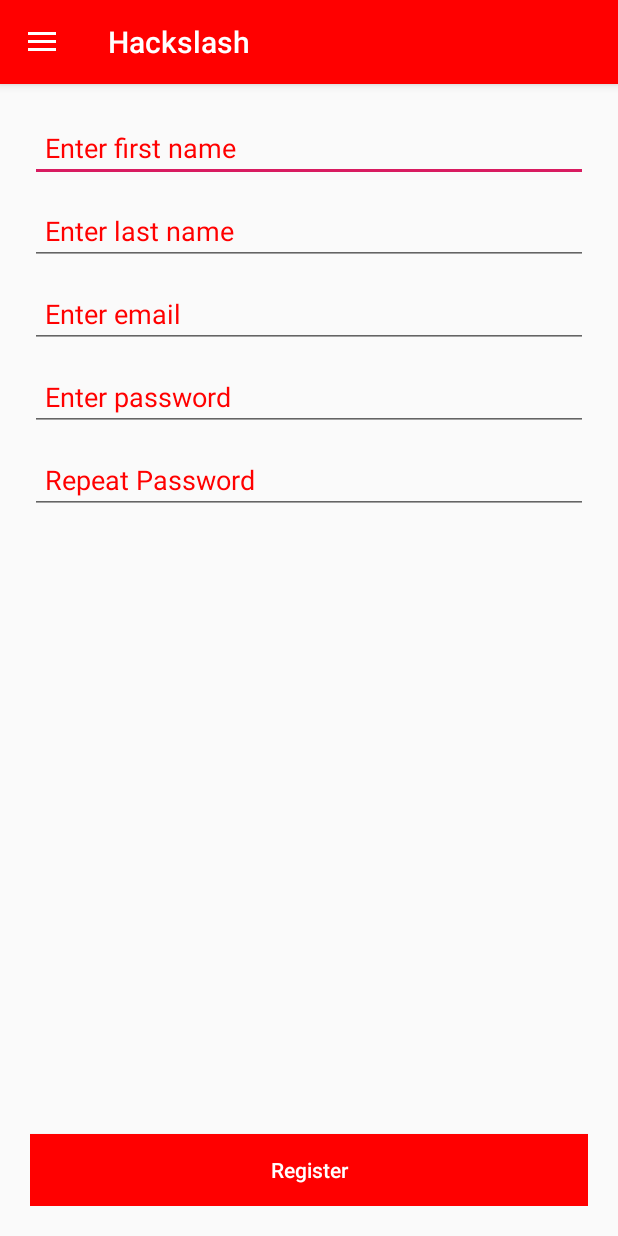
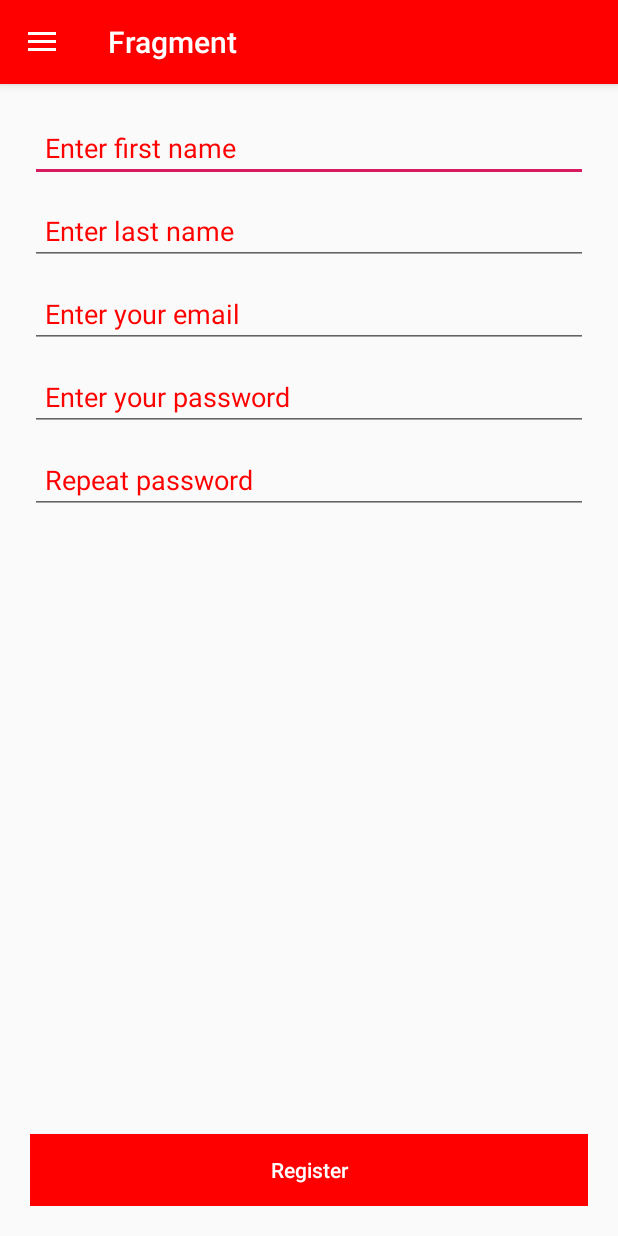
Before and after one commit to hacks1ash/MobileApplicatoinsHomeWork, an Android app: the fragment GameFragment placed in its activity, in the side drawer, after a tap on "Register", on a phone screen of 412 x 824 dp. Run offline under Robolectric (Android 15) with nearby library versions, the phone set to English and light mode, and no system bars.

```diff
--- a/FragmentApp/app/src/main/java/com/example/hackslash/fragmentapp/GalleryFragment.kt
+++ b/FragmentApp/app/src/main/java/com/example/hackslash/fragmentapp/GalleryFragment.kt
@@ -18,9 +18,7 @@ class GalleryFragment : Fragment() {
     override fun onActivityCreated(savedInstanceState: Bundle?) {
         super.onActivityCreated(savedInstanceState)
 
-        photo_activity_gallery.setImageResource(R.mipmap.lc_mario)
-
-        photobutton.setOnClickListener {
+        photoButton.setOnClickListener {
             if (photo) {
                 photo_activity_gallery.setImageResource(R.mipmap.lc_mario)
                 photo = false
--- a/FragmentApp/app/src/main/java/com/example/hackslash/fragmentapp/GameFragment.kt
+++ b/FragmentApp/app/src/main/java/com/example/hackslash/fragmentapp/GameFragment.kt
@@ -24,15 +24,15 @@ class GameFragment : Fragment() {
     }
 
     private fun checkClick() {
-        gameFragamentBtn1.setOnClickListener { clickButtons(gameFragamentBtn1);checkWinner() }
-        gameFragamentBtn2.setOnClickListener { clickButtons(gameFragamentBtn2);checkWinner() }
-        gameFragamentBtn3.setOnClickListener { clickButtons(gameFragamentBtn3);checkWinner() }
-        gameFragamentBtn4.setOnClickListener { clickButtons(gameFragamentBtn4);checkWinner() }
-        gameFragamentBtn5.setOnClickListener { clickButtons(gameFragamentBtn5);checkWinner() }
-        gameFragamentBtn6.setOnClickListener { clickButtons(gameFragamentBtn6);checkWinner() }
-        gameFragamentBtn7.setOnClickListener { clickButtons(gameFragamentBtn7);checkWinner() }
-        gameFragamentBtn8.setOnClickListener { clickButtons(gameFragamentBtn8);checkWinner() }
-        gameFragamentBtn9.setOnClickListener { clickButtons(gameFragamentBtn9);checkWinner() }
+        gameFragmentBtn1.setOnClickListener { clickButtons(gameFragmentBtn1);checkWinner() }
+        gameFragmentBtn2.setOnClickListener { clickButtons(gameFragmentBtn2);checkWinner() }
+        gameFragmentBtn3.setOnClickListener { clickButtons(gameFragmentBtn3);checkWinner() }
+        gameFragmentBtn4.setOnClickListener { clickButtons(gameFragmentBtn4);checkWinner() }
+        gameFragmentBtn5.setOnClickListener { clickButtons(gameFragmentBtn5);checkWinner() }
+        gameFragmentBtn6.setOnClickListener { clickButtons(gameFragmentBtn6);checkWinner() }
+        gameFragmentBtn7.setOnClickListener { clickButtons(gameFragmentBtn7);checkWinner() }
+        gameFragmentBtn8.setOnClickListener { clickButtons(gameFragmentBtn8);checkWinner() }
+        gameFragmentBtn9.setOnClickListener { clickButtons(gameFragmentBtn9);checkWinner() }
     }
 
     private fun clickButtons(button: Button) {
@@ -48,55 +48,55 @@ class GameFragment : Fragment() {
     }
 
     private fun checkWinner() {
-        if (gameFragamentBtn1.text.toString().equals(gameFragamentBtn2.text.toString()) && gameFragamentBtn1.text.toString().equals(
-                gameFragamentBtn3.text.toString()
+        if (gameFragmentBtn1.text.toString().equals(gameFragmentBtn2.text.toString()) && gameFragmentBtn1.text.toString().equals(
+                gameFragmentBtn3.text.toString()
             )
         ) {
-            checkEmpty(gameFragamentBtn1, gameFragamentBtn2, gameFragamentBtn3)
-        } else if (gameFragamentBtn4.text.toString().equals(gameFragamentBtn5.text.toString()) && gameFragamentBtn4.text.toString().equals(
-                gameFragamentBtn6.text.toString()
+            checkEmpty(gameFragmentBtn1, gameFragmentBtn2, gameFragmentBtn3)
+        } else if (gameFragmentBtn4.text.toString().equals(gameFragmentBtn5.text.toString()) && gameFragmentBtn4.text.toString().equals(
+                gameFragmentBtn6.text.toString()
             )
         ) {
-            checkEmpty(gameFragamentBtn4, gameFragamentBtn5, gameFragamentBtn6)
-        } else if (gameFragamentBtn7.text.toString().equals(gameFragamentBtn8.text.toString()) && gameFragamentBtn7.text.toString().equals(
-                gameFragamentBtn9.text.toString()
+            checkEmpty(gameFragmentBtn4, gameFragmentBtn5, gameFragmentBtn6)
+        } else if (gameFragmentBtn7.text.toString().equals(gameFragmentBtn8.text.toString()) && gameFragmentBtn7.text.toString().equals(
+                gameFragmentBtn9.text.toString()
             )
         ) {
-            checkEmpty(gameFragamentBtn7, gameFragamentBtn8, gameFragamentBtn9)
-        } else if (gameFragamentBtn1.text.toString().equals(gameFragamentBtn4.text.toString()) && gameFragamentBtn1.text.toString().equals(
-                gameFragamentBtn7.text.toString()
+            checkEmpty(gameFragmentBtn7, gameFragmentBtn8, gameFragmentBtn9)
+        } else if (gameFragmentBtn1.text.toString().equals(gameFragmentBtn4.text.toString()) && gameFragmentBtn1.text.toString().equals(
+                gameFragmentBtn7.text.toString()
             )
         ) {
-            checkEmpty(gameFragamentBtn1, gameFragamentBtn4, gameFragamentBtn7)
-        } else if (gameFragamentBtn2.text.toString().equals(gameFragamentBtn5.text.toString()) && gameFragamentBtn2.text.toString().equals(
-                gameFragamentBtn8.text.toString()
+            checkEmpty(gameFragmentBtn1, gameFragmentBtn4, gameFragmentBtn7)
+        } else if (gameFragmentBtn2.text.toString().equals(gameFragmentBtn5.text.toString()) && gameFragmentBtn2.text.toString().equals(
+                gameFragmentBtn8.text.toString()
             )
         ) {
-            checkEmpty(gameFragamentBtn2, gameFragamentBtn5, gameFragamentBtn8)
-        } else if (gameFragamentBtn3.text.toString().equals(gameFragamentBtn6.text.toString()) && gameFragamentBtn3.text.toString().equals(
-                gameFragamentBtn9.text.toString()
+            checkEmpty(gameFragmentBtn2, gameFragmentBtn5, gameFragmentBtn8)
+        } else if (gameFragmentBtn3.text.toString().equals(gameFragmentBtn6.text.toString()) && gameFragmentBtn3.text.toString().equals(
+                gameFragmentBtn9.text.toString()
             )
         ) {
-            checkEmpty(gameFragamentBtn3, gameFragamentBtn6, gameFragamentBtn9)
-        } else if (gameFragamentBtn1.text.toString().equals(gameFragamentBtn5.text.toString()) && gameFragamentBtn1.text.toString().equals(
-                gameFragamentBtn9.text.toString()
+            checkEmpty(gameFragmentBtn3, gameFragmentBtn6, gameFragmentBtn9)
+        } else if (gameFragmentBtn1.text.toString().equals(gameFragmentBtn5.text.toString()) && gameFragmentBtn1.text.toString().equals(
+                gameFragmentBtn9.text.toString()
             )
         ) {
-            checkEmpty(gameFragamentBtn1, gameFragamentBtn5, gameFragamentBtn9)
-        } else if (gameFragamentBtn3.text.toString().equals(gameFragamentBtn5.text.toString()) && gameFragamentBtn3.text.toString().equals(
-                gameFragamentBtn7.text.toString()
+            checkEmpty(gameFragmentBtn1, gameFragmentBtn5, gameFragmentBtn9)
+        } else if (gameFragmentBtn3.text.toString().equals(gameFragmentBtn5.text.toString()) && gameFragmentBtn3.text.toString().equals(
+                gameFragmentBtn7.text.toString()
             )
         ) {
-            checkEmpty(gameFragamentBtn3, gameFragamentBtn5, gameFragamentBtn7)
+            checkEmpty(gameFragmentBtn3, gameFragmentBtn5, gameFragmentBtn7)
         }
     }
 
     private fun checkEmpty(btn1: Button, btn2: Button, btn3: Button) {
         if (!btn1.text.toString().isEmpty() && !btn2.text.toString().isEmpty() && !btn3.text.toString().isEmpty()) {
             if (btn1.text.toString().equals("X")) {
-                Toast.makeText(activity, "Player 1 is the Winner", Toast.LENGTH_LONG).show()
+                Toast.makeText(activity, R.string.first_player_winner, Toast.LENGTH_LONG).show()
             } else {
-                Toast.makeText(activity, "Player 2 is the Winner", Toast.LENGTH_LONG).show()
+                Toast.makeText(activity, R.string.second_player_winner, Toast.LENGTH_LONG).show()
             }
         }
     }
--- a/FragmentApp/app/src/main/res/layout/activity_main.xml
+++ b/FragmentApp/app/src/main/res/layout/activity_main.xml
@@ -20,6 +20,6 @@
             android:layout_gravity="start"
             android:fitsSystemWindows="true"
             app:headerLayout="@layout/navigation_header"
-    app:menu="@menu/main_menu"/>
+            app:menu="@menu/main_menu"/>
 
 </android.support.v4.widget.DrawerLayout>
--- a/FragmentApp/app/src/main/res/layout/application_bar.xml
+++ b/FragmentApp/app/src/main/res/layout/application_bar.xml
@@ -16,7 +16,7 @@
                 android:id="@+id/toolbar"
                 android:layout_width="match_parent"
                 android:layout_height="?attr/actionBarSize"
-                android:background="#FF0000"
+                android:background="@color/colorPrimary"
                 app:popupTheme="@style/AppTheme.PopupOverlay"/>
 
     </android.support.design.widget.AppBarLayout>
--- a/FragmentApp/app/src/main/res/layout/fragment_gallery.xml
+++ b/FragmentApp/app/src/main/res/layout/fragment_gallery.xml
@@ -2,7 +2,6 @@
 <FrameLayout
         xmlns:android="http://schemas.android.com/apk/res/android"
         xmlns:tools="http://schemas.android.com/tools"
-        xmlns:app="http://schemas.android.com/apk/res-auto"
         android:layout_width="match_parent"
         android:layout_height="match_parent"
         android:id="@+id/galleryFragmentLayout"
@@ -10,13 +9,14 @@
     <ImageView
             android:layout_gravity="center"
             android:id="@+id/photo_activity_gallery"
+            android:src="@mipmap/lc_mario"
             android:layout_width="wrap_content"
             android:layout_height="wrap_content"/>
 
     <Button
             android:layout_gravity="bottom|center_horizontal"
-            android:id="@+id/photobutton"
-            android:text="Next"
+            android:id="@+id/photoButton"
+            android:text="@string/next_image_btn"
             android:layout_width="wrap_content"
             android:layout_height="wrap_content"/>
 </FrameLayout>
--- a/FragmentApp/app/src/main/res/layout/fragment_register.xml
+++ b/FragmentApp/app/src/main/res/layout/fragment_register.xml
@@ -2,7 +2,6 @@
 <FrameLayout
         xmlns:android="http://schemas.android.com/apk/res/android"
         xmlns:tools="http://schemas.android.com/tools"
-        xmlns:app="http://schemas.android.com/apk/res-auto"
         android:orientation="vertical"
         android:layout_marginTop="20dp"
         android:layout_marginBottom="20dp"
@@ -19,51 +18,56 @@
             android:layout_height="wrap_content">
         <EditText
                 android:paddingLeft="10dp"
+                android:paddingRight="10dp"
                 android:textColorHint="#FF0000"
                 android:maxLines="1"
                 android:inputType="text"
                 android:id="@+id/firstnameRegisterEditText"
-                android:hint="Enter first name"
+                android:hint="@string/first_name_input"
                 android:layout_width="match_parent"
                 android:layout_height="wrap_content"/>
         <EditText
                 android:layout_marginTop="10dp"
                 android:paddingLeft="10dp"
+                android:paddingRight="10dp"
                 android:textColorHint="#FF0000"
                 android:maxLines="1"
                 android:inputType="text"
                 android:id="@+id/lastnameRegisterEditText"
-                android:hint="Enter last name"
+                android:hint="@string/last_name_input"
                 android:layout_width="match_parent"
                 android:layout_height="wrap_content"/>
         <EditText
                 android:layout_marginTop="10dp"
                 android:paddingLeft="10dp"
+                android:paddingRight="10dp"
                 android:textColorHint="#FF0000"
                 android:maxLines="1"
                 android:inputType="textEmailAddress"
                 android:id="@+id/emailRegisterEditText"
-                android:hint="Enter email"
+                android:hint="@string/email_input"
                 android:layout_width="match_parent"
                 android:layout_height="wrap_content"/>
         <EditText
                 android:layout_marginTop="10dp"
                 android:paddingLeft="10dp"
+                android:paddingRight="10dp"
                 android:textColorHint="#FF0000"
                 android:maxLines="1"
                 android:inputType="textPassword"
                 android:id="@+id/passwordRegisterEditText"
-                android:hint="Enter password"
+                android:hint="@string/password_input"
                 android:layout_width="match_parent"
                 android:layout_height="wrap_content"/>
         <EditText
                 android:layout_marginTop="10dp"
                 android:paddingLeft="10dp"
+                android:paddingRight="10dp"
                 android:textColorHint="#FF0000"
                 android:maxLines="1"
                 android:inputType="textPassword"
                 android:id="@+id/repeatpasswordRegisterEditText"
-                android:hint="Repeat Password"
+                android:hint="@string/repeat_password_input"
                 android:layout_width="match_parent"
                 android:layout_height="wrap_content"/>
     </LinearLayout>
@@ -72,7 +76,7 @@
             android:textColor="#FFFFFF"
             android:background="#FF0000"
             android:textAllCaps="false"
-            android:text="Register"
+            android:text="@string/register_btn"
             android:layout_gravity="bottom"
             android:layout_width="match_parent"
             android:layout_height="wrap_content"/>
--- a/FragmentApp/app/src/main/res/layout/navigation_header.xml
+++ b/FragmentApp/app/src/main/res/layout/navigation_header.xml
@@ -14,13 +14,13 @@
     <TextView android:layout_width="match_parent"
               android:layout_height="wrap_content"
               android:layout_marginTop="10dp"
-              android:text="Mikheil Maisuradze"
+              android:text="@string/user_name"
               android:textColor="#FFFFFF"/>
 
     <TextView android:layout_width="match_parent"
               android:layout_height="wrap_content"
               android:layout_marginTop="5dp"
-              android:text="mikheil.maisuradze.1@btu.edu.ge"
+              android:text="@string/user_email"
               android:textColor="#FFFFFF"/>
 
 </LinearLayout>
--- a/FragmentApp/app/src/main/res/values/colors.xml
+++ b/FragmentApp/app/src/main/res/values/colors.xml
@@ -1,6 +1,6 @@
 <?xml version="1.0" encoding="utf-8"?>
 <resources>
-    <color name="colorPrimary">#008577</color>
-    <color name="colorPrimaryDark">#00574B</color>
+    <color name="colorPrimary">#FF0000</color>
+    <color name="colorPrimaryDark">#8B0000</color>
     <color name="colorAccent">#D81B60</color>
 </resources>
--- a/FragmentApp/app/src/main/res/values/strings.xml
+++ b/FragmentApp/app/src/main/res/values/strings.xml
@@ -1,5 +1,26 @@
 <resources>
-    <string name="app_name">Hackslash</string>
+    <string name="app_name">Fragment</string>
     <string name="drawer_open">Open Navigation</string>
     <string name="drawer_close">Close Navigation</string>
+    <string name="email_input">Enter your email</string>
+    <string name="password_input">Enter your password</string>
+    <string name="first_name_input">Enter first name</string>
+    <string name="last_name_input">Enter last name</string>
+    <string name="repeat_password_input">Repeat password</string>
+    <string name="sign_in_btc">Sign In</string>
+    <string name="register_btn">Register</string>
+    <string name="invalid_email">Please enter valid email</string>
+    <string name="all_fields_empty">Please fill the fields</string>
+    <string name="first_name_empty">Please enter your first name</string>
+    <string name="last_name_empty">Please enter your last name</string>
+    <string name="email_empty">Please enter your email</string>
+    <string name="password_empty">Please enter your password</string>
+    <string name="repeat_password_empty">Please repeat your password</string>
+    <string name="password_no_match">Passwords do not match</string>
+    <string name="incorrect_authorization">Email or password incorrect</string>
+    <string name="first_player_winner">Player 1 is winner</string>
+    <string name="second_player_winner">Player 2 is winner</string>
+    <string name="next_image_btn">Next Image</string>
+    <string name="user_name">Mikheil Maisuradze</string>
+    <string name="user_email">mikheil.maisuradze.1@btu.edu.ge</string>
 </resources>
```
Also changed, not shown: FragmentApp/app/src/main/java/com/example/hackslash/fragmentapp/MainActivity.kt (+12 -7 lines), FragmentApp/app/src/main/java/com/example/hackslash/fragmentapp/RegisterFragment.kt (+9 -21 lines), FragmentApp/app/src/main/java/com/example/hackslash/fragmentapp/SignInFragment.kt (+9 -7 lines), FragmentApp/app/src/main/java/com/example/hackslash/fragmentapp/Utils.kt (added, +17 -0 lines), FragmentApp/app/src/main/res/layout/fragment_game.xml (+9 -9 lines), FragmentApp/app/src/main/res/layout/fragment_sign_in.xml (+4 -4 lines).
